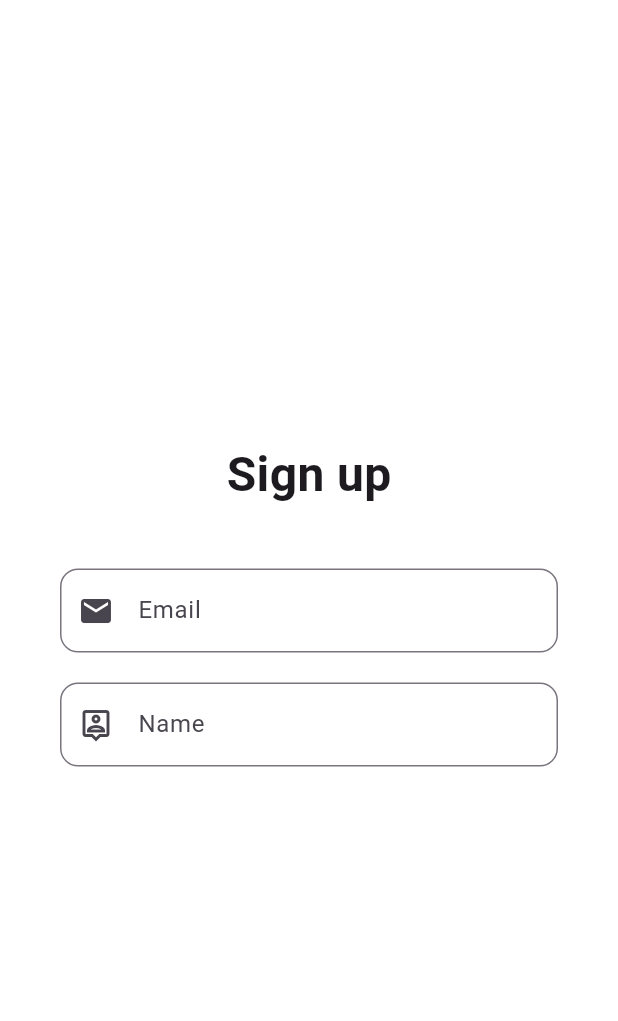
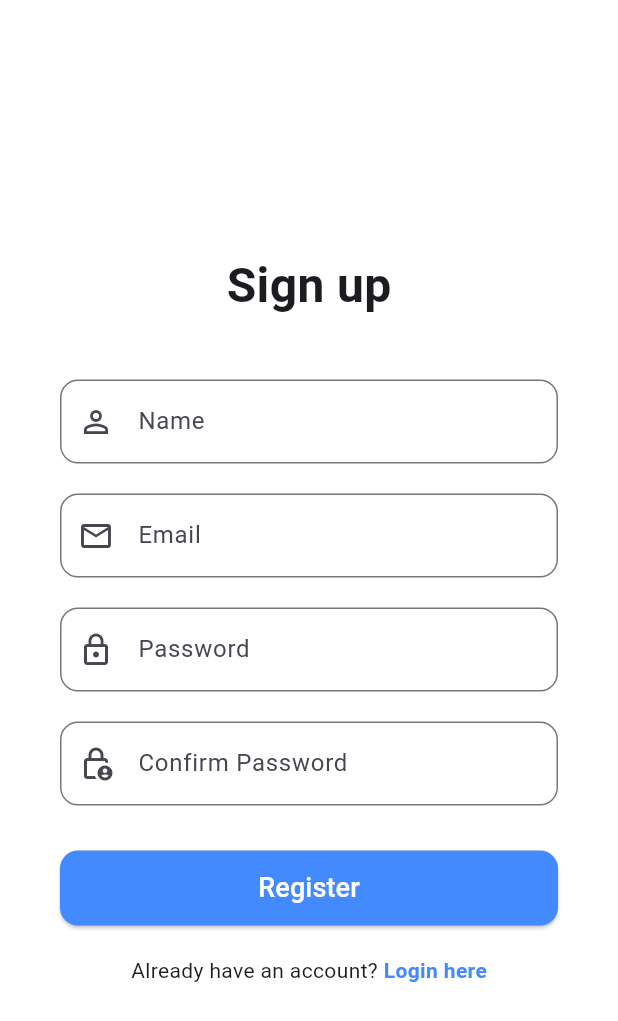
Before and after one commit to FoamNR/flutter-app, a Flutter app: the RegisterPage screen opened directly, on a phone screen of 412 x 824 dp. Shown: the top 1021 px of the screen. Run offline on Flutter 3.47's test engine with Material 3 defaults, Android fonts, the phone set to English and light mode, and no system bars; network calls fail.

Commit message:
add nabar

```diff
--- a/lib/main.dart
+++ b/lib/main.dart
@@ -1,5 +1,5 @@
-//import 'package:communityapp/screens/home.dart';
-import 'package:communityapp/screens/login.dart';
+import 'package:communityapp/screens/home.dart';
+//import 'package:communityapp/screens/login.dart';
 import 'package:flutter/material.dart';
 
 void main() {
@@ -13,7 +13,7 @@ class MyApp extends StatelessWidget {
   @override
   Widget build(BuildContext context) {
     return MaterialApp(
-      home: LoginPage()
+      home: HomePage()
     );
   }
 }
--- a/lib/screens/register.dart
+++ b/lib/screens/register.dart
@@ -5,8 +5,11 @@ class RegisterPage extends StatelessWidget {
 
   @override
   Widget build(BuildContext context) {
-
+    // Controllers สำหรับเก็บค่าที่กรอก
+    final TextEditingController nameController = TextEditingController();
     final TextEditingController emailController = TextEditingController();
+    final TextEditingController passwordController = TextEditingController();
+    final TextEditingController confirmPasswordController = TextEditingController();
 
     return Scaffold(
       backgroundColor: Colors.white,
@@ -24,35 +27,115 @@ class RegisterPage extends StatelessWidget {
                     fontWeight: FontWeight.bold,
                   ),
                 ),
-                const SizedBox(height: 40,),
+                const SizedBox(height: 40),
 
+                // ช่องกรอกชื่อ
+                TextField(
+                  controller: nameController,
+                  decoration: InputDecoration(
+                    labelText: "Name",
+                    prefixIcon: const Icon(Icons.person_outline),
+                    border: OutlineInputBorder(
+                      borderRadius: BorderRadius.circular(12),
+                    ),
+                  ),
+                  keyboardType: TextInputType.name,
+                ),
+                const SizedBox(height: 20),
 
+                // ช่องกรอกอีเมล
                 TextField(
                   controller: emailController,
                   decoration: InputDecoration(
                     labelText: "Email",
-                    prefixIcon: const Icon(Icons.email),
+                    prefixIcon: const Icon(Icons.email_outlined),
                     border: OutlineInputBorder(
                       borderRadius: BorderRadius.circular(12),
                     ),
                   ),
                   keyboardType: TextInputType.emailAddress,
                 ),
-                const SizedBox(height: 20,),
+                const SizedBox(height: 20),
 
+                // ช่องกรอกรหัสผ่าน
                 TextField(
-                 controller: emailController,
+                  controller: passwordController,
                   decoration: InputDecoration(
-                    labelText: "Name",
-                    prefixIcon: const Icon(Icons.person_pin_outlined),
+                    labelText: "Password",
+                    prefixIcon: const Icon(Icons.lock_outline),
                     border: OutlineInputBorder(
                       borderRadius: BorderRadius.circular(12),
                     ),
                   ),
-                 keyboardType: TextInputType.emailAddress,
+                  obscureText: true,
                 ),
-                const SizedBox(height: 20,)
+                const SizedBox(height: 20),
 
+                // ช่องยืนยันรหัสผ่าน
+                TextField(
+                  controller: confirmPasswordController,
+                  decoration: InputDecoration(
+                    labelText: "Confirm Password",
+                    prefixIcon: const Icon(Icons.lock_person_outlined),
+                    border: OutlineInputBorder(
+                      borderRadius: BorderRadius.circular(12),
+                    ),
+                  ),
+                  obscureText: true,
+                ),
+                const SizedBox(height: 30),
+
+                // ปุ่มสมัครสมาชิก
+                SizedBox(
+                  width: double.infinity,
+                  height: 50,
+                  child: ElevatedButton(
+                    style: ElevatedButton.styleFrom(
+                      backgroundColor: Colors.blueAccent,
+                      shape: RoundedRectangleBorder(
+                        borderRadius: BorderRadius.circular(12),
+                      ),
+                    ),
+                    onPressed: () {
+                      // ตัวอย่าง: ตรวจสอบรหัสผ่านตรงกันไหม
+                      if (passwordController.text != confirmPasswordController.text) {
+                        ScaffoldMessenger.of(context).showSnackBar(
+                          const SnackBar(content: Text("Passwords do not match")),
+                        );
+                      } else {
+                        // TODO: เพิ่ม logic สมัครสมาชิก (เชื่อม backend)
+                        ScaffoldMessenger.of(context).showSnackBar(
+                          const SnackBar(content: Text("Register successful!")),
+                        );
+                      }
+                    },
+                    child: const Text(
+                      "Register",
+                      style: TextStyle(fontSize: 18, color: Colors.white),
+                    ),
+                  ),
+                ),
+                const SizedBox(height: 20),
+
+                // ลิงก์ไปหน้า Login
+                Row(
+                  mainAxisAlignment: MainAxisAlignment.center,
+                  children: [
+                    const Text("Already have an account? "),
+                    GestureDetector(
+                      onTap: () {
+                        Navigator.pop(context); // กลับไปหน้า Login
+                      },
+                      child: const Text(
+                        "Login here",
+                        style: TextStyle(
+                          color: Colors.blueAccent,
+                          fontWeight: FontWeight.bold,
+                        ),
+                      ),
+                    ),
+                  ],
+                ),
               ],
             ),
           ),
```
Also changed, not shown: lib/screens/home.dart (+7 -0 lines), lib/widgets/navbar_widget.dart (added, +28 -0 lines), lib/screens/login.dart (line endings or trailing spaces). Lines whose indentation alone changed are shown as unchanged.
